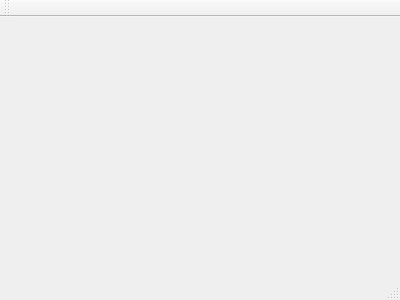
ATmega8/serial_kit, file mainwindow.ui: the form before one commit.
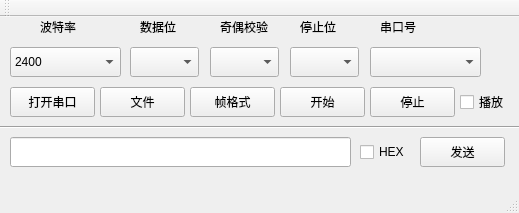
The form after the commit.

Commit message: 增加接收完毕后直接播放功能

```diff
--- a/mainwindow.ui
+++ b/mainwindow.ui
@@ -1,24 +1,322 @@
 <ui version="4.0">
  <class>MainWindow</class>
- <widget class="QMainWindow" name="MainWindow" >
-  <property name="geometry" >
+ <widget class="QMainWindow" name="MainWindow">
+  <property name="geometry">
    <rect>
     <x>0</x>
     <y>0</y>
-    <width>400</width>
-    <height>300</height>
+    <width>519</width>
+    <height>213</height>
    </rect>
   </property>
   <property name="windowTitle" >
    <string>MainWindow</string>
   </property>
-  <widget class="QMenuBar" name="menuBar" />
-  <widget class="QToolBar" name="mainToolBar" />
-  <widget class="QWidget" name="centralWidget" />
-  <widget class="QStatusBar" name="statusBar" />
+  <widget class="QWidget" name="centralWidget">
+   <widget class="QComboBox" name="databits">
+    <property name="geometry">
+     <rect>
+      <x>130</x>
+      <y>30</y>
+      <width>69</width>
+      <height>30</height>
+     </rect>
+    </property>
+   </widget>
+   <widget class="QComboBox" name="parity">
+    <property name="geometry">
+     <rect>
+      <x>210</x>
+      <y>30</y>
+      <width>69</width>
+      <height>30</height>
+     </rect>
+    </property>
+   </widget>
+   <widget class="QComboBox" name="stopbits">
+    <property name="geometry">
+     <rect>
+      <x>290</x>
+      <y>30</y>
+      <width>69</width>
+      <height>30</height>
+     </rect>
+    </property>
+   </widget>
+   <widget class="QLabel" name="label">
+    <property name="geometry">
+     <rect>
+      <x>40</x>
+      <y>0</y>
+      <width>51</width>
+      <height>20</height>
+     </rect>
+    </property>
+    <property name="text">
+     <string>波特率</string>
+    </property>
+   </widget>
+   <widget class="QLabel" name="label_2">
+    <property name="geometry">
+     <rect>
+      <x>140</x>
+      <y>0</y>
+      <width>51</width>
+      <height>20</height>
+     </rect>
+    </property>
+    <property name="text">
+     <string>数据位</string>
+    </property>
+   </widget>
+   <widget class="QLabel" name="label_3">
+    <property name="geometry">
+     <rect>
+      <x>220</x>
+      <y>0</y>
+      <width>51</width>
+      <height>20</height>
+     </rect>
+    </property>
+    <property name="text">
+     <string>奇偶校验</string>
+    </property>
+   </widget>
+   <widget class="QLabel" name="label_4">
+    <property name="geometry">
+     <rect>
+      <x>300</x>
+      <y>0</y>
+      <width>51</width>
+      <height>20</height>
+     </rect>
+    </property>
+    <property name="text">
+     <string>停止位</string>
+    </property>
+   </widget>
+   <widget class="QPushButton" name="pushButton">
+    <property name="geometry">
+     <rect>
+      <x>10</x>
+      <y>70</y>
+      <width>85</width>
+      <height>30</height>
+     </rect>
+    </property>
+    <property name="text">
+     <string>打开串口</string>
+    </property>
+   </widget>
+   <widget class="QPushButton" name="pushButton_2">
+    <property name="geometry">
+     <rect>
+      <x>190</x>
+      <y>70</y>
+      <width>85</width>
+      <height>30</height>
+     </rect>
+    </property>
+    <property name="text">
+     <string>帧格式</string>
+    </property>
+   </widget>
+   <widget class="QPushButton" name="pushButton_3">
+    <property name="geometry">
+     <rect>
+      <x>370</x>
+      <y>70</y>
+      <width>85</width>
+      <height>30</height>
+     </rect>
+    </property>
+    <property name="text">
+     <string>停止</string>
+    </property>
+   </widget>
+   <widget class="QComboBox" name="portnum">
+    <property name="geometry">
+     <rect>
+      <x>370</x>
+      <y>30</y>
+      <width>111</width>
+      <height>30</height>
+     </rect>
+    </property>
+   </widget>
+   <widget class="QLabel" name="label_5">
+    <property name="geometry">
+     <rect>
+      <x>380</x>
+      <y>0</y>
+      <width>51</width>
+      <height>20</height>
+     </rect>
+    </property>
+    <property name="text">
+     <string>串口号</string>
+    </property>
+   </widget>
+   <widget class="QPushButton" name="pushButton_4">
+    <property name="geometry">
+     <rect>
+      <x>100</x>
+      <y>70</y>
+      <width>85</width>
+      <height>30</height>
+     </rect>
+    </property>
+    <property name="text">
+     <string>文件</string>
+    </property>
+   </widget>
+   <widget class="QLineEdit" name="lineEdit_2">
+    <property name="geometry">
+     <rect>
+      <x>10</x>
+      <y>120</y>
+      <width>341</width>
+      <height>30</height>
+     </rect>
+    </property>
+   </widget>
+   <widget class="QPushButton" name="pushButton_5">
+    <property name="geometry">
+     <rect>
+      <x>420</x>
+      <y>120</y>
+      <width>85</width>
+      <height>30</height>
+     </rect>
+    </property>
+    <property name="text">
+     <string>发送</string>
+    </property>
+   </widget>
+   <widget class="Line" name="line">
+    <property name="geometry">
+     <rect>
+      <x>0</x>
+      <y>100</y>
+      <width>521</width>
+      <height>20</height>
+     </rect>
+    </property>
+    <property name="orientation">
+     <enum>Qt::Horizontal</enum>
+    </property>
+   </widget>
+   <widget class="QCheckBox" name="checkBox">
+    <property name="geometry">
+     <rect>
+      <x>360</x>
+      <y>120</y>
+      <width>51</width>
+      <height>30</height>
+     </rect>
+    </property>
+    <property name="text">
+     <string>HEX</string>
+    </property>
+   </widget>
+   <widget class="QPushButton" name="pushButton_6">
+    <property name="geometry">
+     <rect>
+      <x>280</x>
+      <y>70</y>
+      <width>85</width>
+      <height>30</height>
+     </rect>
+    </property>
+    <property name="text">
+     <string>开始</string>
+    </property>
+   </widget>
+   <widget class="QComboBox" name="baudrate">
+    <property name="geometry">
+     <rect>
+      <x>10</x>
+      <y>30</y>
+      <width>111</width>
+      <height>30</height>
+     </rect>
+    </property>
+    <item>
+     <property name="text">
+      <string>2400</string>
+     </property>
+    </item>
+    <item>
+     <property name="text">
+      <string>4800</string>
+     </property>
+    </item>
+    <item>
+     <property name="text">
+      <string>9600</string>
+     </property>
+    </item>
+    <item>
+     <property name="text">
+      <string>115200</string>
+     </property>
+    </item>
+    <item>
+     <property name="text">
+      <string>196000</string>
+     </property>
+    </item>
+    <item>
+     <property name="text">
+      <string>486000</string>
+     </property>
+    </item>
+    <item>
+     <property name="text">
+      <string>1000000</string>
+     </property>
+    </item>
+    <item>
+     <property name="text">
+      <string>2000000</string>
+     </property>
+    </item>
+   </widget>
+   <widget class="QCheckBox" name="checkBox_2">
+    <property name="geometry">
+     <rect>
+      <x>460</x>
+      <y>70</y>
+      <width>51</width>
+      <height>30</height>
+     </rect>
+    </property>
+    <property name="text">
+     <string>播放</string>
+    </property>
+   </widget>
+  </widget>
+  <widget class="QMenuBar" name="menuBar">
+   <property name="geometry">
+    <rect>
+     <x>0</x>
+     <y>0</y>
+     <width>519</width>
+     <height>23</height>
+    </rect>
+   </property>
+  </widget>
+  <widget class="QToolBar" name="mainToolBar">
+   <attribute name="toolBarArea">
+    <enum>TopToolBarArea</enum>
+   </attribute>
+   <attribute name="toolBarBreak">
+    <bool>false</bool>
+   </attribute>
+  </widget>
+  <widget class="QStatusBar" name="statusBar"/>
  </widget>
- <layoutDefault spacing="6" margin="11" />
- <pixmapfunction></pixmapfunction>
+ <layoutdefault spacing="6" margin="11"/>
  <resources/>
  <connections/>
 </ui>
```
Left out of the diff: 5 changed lines with no effect on the pictures. The commit also changes 13 other files.
